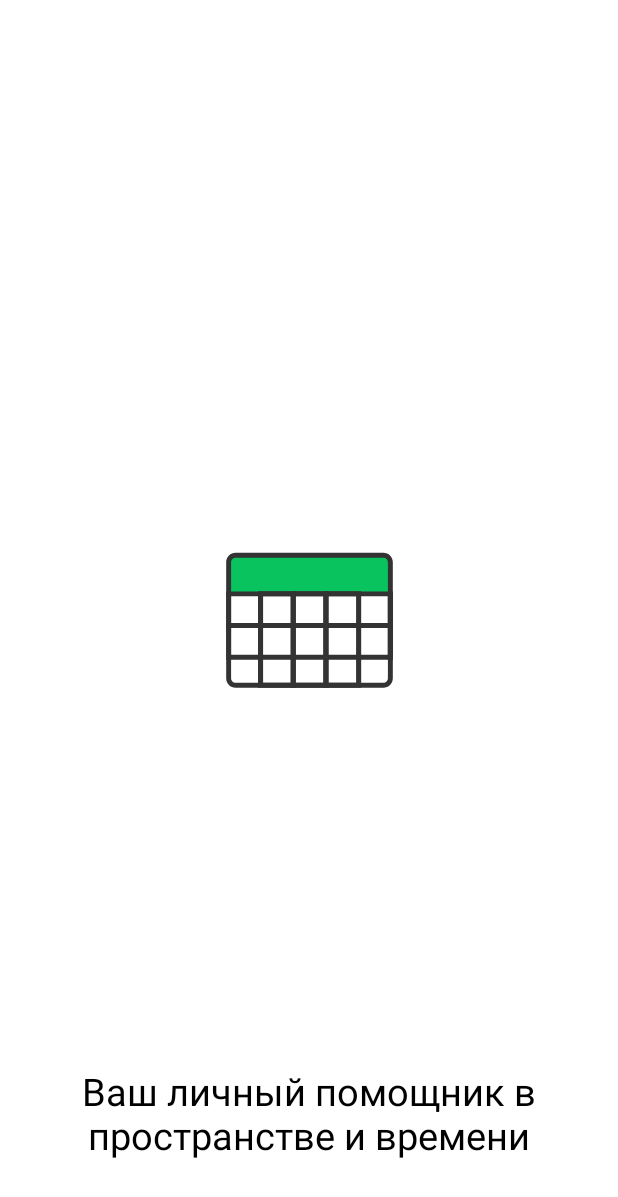
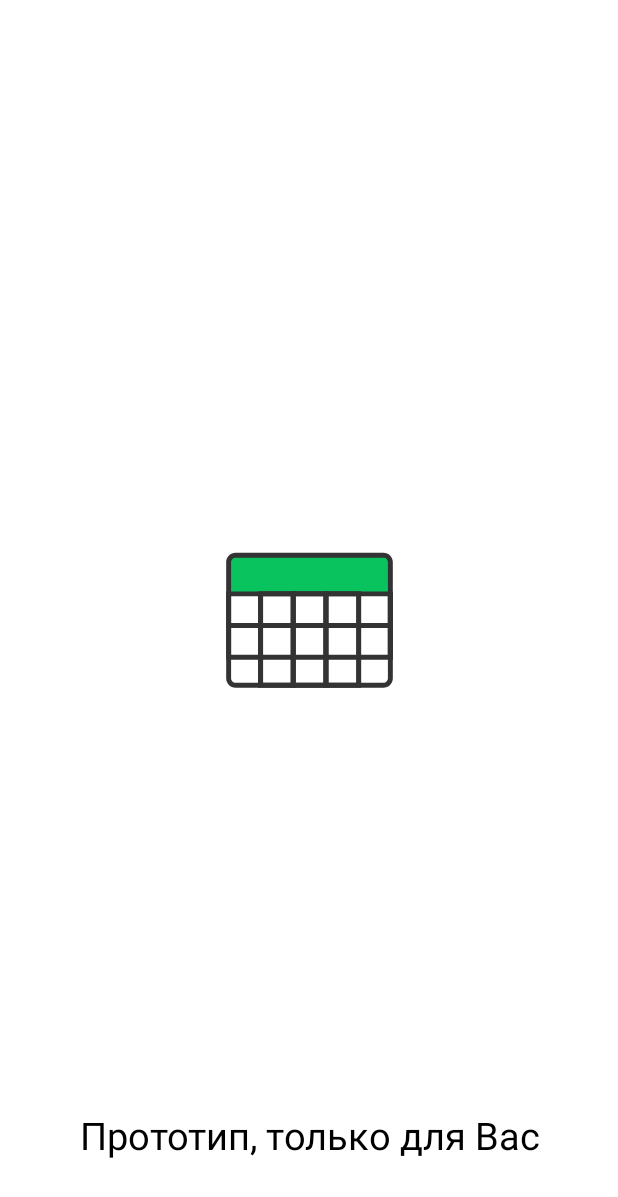
Before and after one commit to AlexFlexer/TimetableAssistant, an Android app: the layout activity_splash.xml on its own in the app's theme, with its tools: preview values and no code run, on a phone screen of 412 x 824 dp. Shown: the top 1197 px of the screen. Run offline under Robolectric (Android 15) with nearby library versions, the phone set to English and light mode, and no system bars.

Commit message:
strings.xml: changed motto on the splash screen

```diff
--- a/app/src/main/res/values/strings.xml
+++ b/app/src/main/res/values/strings.xml
@@ -1,7 +1,7 @@
 <resources>
     <string name="app_name">Timetable Assistant</string>
 
-    <string name="splash_greeting">Ваш личный помощник в пространстве и времени</string>
+    <string name="splash_greeting">Прототип, только для Вас</string>
 
     <string name="main_add_timetable_student">Новое расписание для студента</string>
     <string name="main_add_timetable_lector">Новое расписание для преподавателя</string>
```
